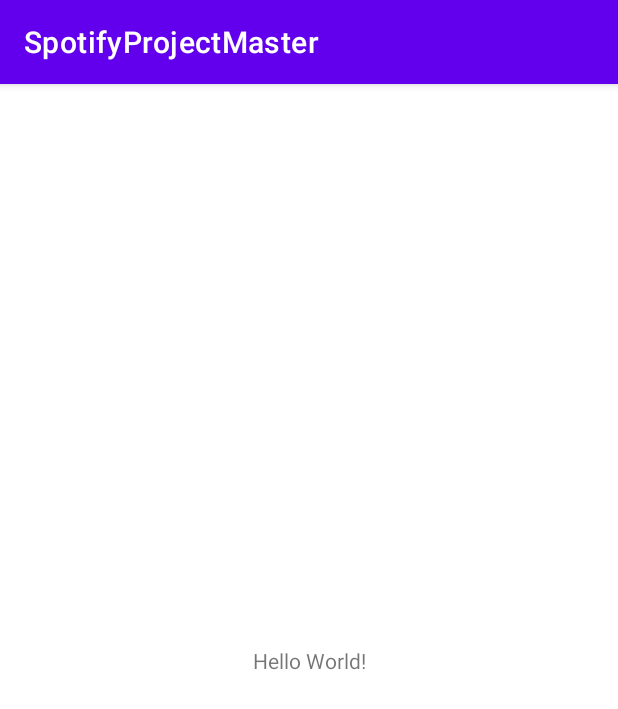
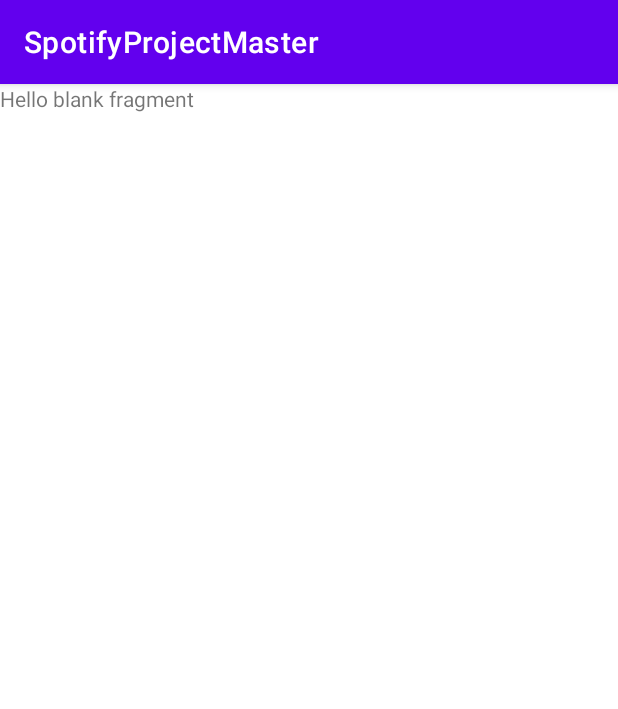
Before and after one commit to whinstondj/ProyectoFinalSpotify, an Android app: the screen it shows after launch (MainActivity), on a phone screen of 412 x 824 dp. Shown: the top 709 px of the screen. Run offline under Robolectric (Android 15) with nearby library versions, the phone set to English and light mode, and no system bars; our stand-ins replace data binding.

Commit message:
F001 Initial Project Files

```diff
--- a/app/build.gradle
+++ b/app/build.gradle
@@ -1,6 +1,7 @@
 plugins {
     id 'com.android.application'
     id 'kotlin-android'
+    id 'kotlin-kapt'
 }
 
 android {
@@ -30,6 +31,10 @@ android {
     kotlinOptions {
         jvmTarget = '1.8'
     }
+
+    buildFeatures {
+        dataBinding true
+    }
 }
 
 dependencies {
@@ -39,7 +44,14 @@ dependencies {
     implementation 'androidx.appcompat:appcompat:1.2.0'
     implementation 'com.google.android.material:material:1.3.0'
     implementation 'androidx.constraintlayout:constraintlayout:2.0.4'
+    implementation 'androidx.legacy:legacy-support-v4:1.0.0'
+    implementation 'androidx.navigation:navigation-fragment-ktx:2.3.3'
+    implementation 'androidx.navigation:navigation-ui-ktx:2.3.3'
     testImplementation 'junit:junit:4.+'
     androidTestImplementation 'androidx.test.ext:junit:1.1.2'
     androidTestImplementation 'androidx.test.espresso:espresso-core:3.3.0'
+
+    // Retrofit
+    implementation 'com.squareup.retrofit2:retrofit:2.9.0'
+    implementation 'com.squareup.retrofit2:converter-gson:2.9.0'
 }
--- a/app/src/main/AndroidManifest.xml
+++ b/app/src/main/AndroidManifest.xml
@@ -10,7 +10,7 @@
         android:roundIcon="@mipmap/ic_launcher_round"
         android:supportsRtl="true"
         android:theme="@style/Theme.SpotifyProjectMaster">
-        <activity android:name=".MainActivity">
+        <activity android:name=".presentation.MainActivity">
             <intent-filter>
                 <action android:name="android.intent.action.MAIN" />
 
--- a/app/src/main/java/com/example/spotifyprojectmaster/MainActivity.kt
+++ /dev/null
@@ -1,11 +0,0 @@
-package com.example.spotifyprojectmaster
-
-import androidx.appcompat.app.AppCompatActivity
-import android.os.Bundle
-
-class MainActivity : AppCompatActivity() {
-    override fun onCreate(savedInstanceState: Bundle?) {
-        super.onCreate(savedInstanceState)
-        setContentView(R.layout.activity_main)
-    }
-}
--- /dev/null
+++ b/app/src/main/java/com/example/spotifyprojectmaster/data/SpotifyRepository.kt
@@ -0,0 +1,4 @@
+package com.example.spotifyprojectmaster.data
+
+class SpotifyRepository {
+}
--- /dev/null
+++ b/app/src/main/java/com/example/spotifyprojectmaster/data/network/SpotifyNetwork.kt
@@ -0,0 +1,4 @@
+package com.example.spotifyprojectmaster.data.network
+
+class SpotifyNetwork {
+}
--- /dev/null
+++ b/app/src/main/java/com/example/spotifyprojectmaster/data/network/SpotifyService.kt
@@ -0,0 +1,4 @@
+package com.example.spotifyprojectmaster.data.network
+
+interface SpotifyService {
+}
--- /dev/null
+++ b/app/src/main/java/com/example/spotifyprojectmaster/presentation/MainActivity.kt
@@ -0,0 +1,19 @@
+package com.example.spotifyprojectmaster.presentation
+
+import androidx.appcompat.app.AppCompatActivity
+import android.os.Bundle
+import androidx.activity.viewModels
+import com.example.spotifyprojectmaster.R
+import com.example.spotifyprojectmaster.databinding.ActivityMainBinding
+
+class MainActivity : AppCompatActivity() {
+    lateinit var binding: ActivityMainBinding
+    val viewModel: MainViewModel by viewModels()
+
+    override fun onCreate(savedInstanceState: Bundle?) {
+        super.onCreate(savedInstanceState)
+        binding = ActivityMainBinding.inflate(layoutInflater)
+
+        setContentView(binding.root)
+    }
+}
--- /dev/null
+++ b/app/src/main/java/com/example/spotifyprojectmaster/presentation/MainViewModel.kt
@@ -0,0 +1,6 @@
+package com.example.spotifyprojectmaster.presentation
+
+import androidx.lifecycle.ViewModel
+
+class MainViewModel: ViewModel() {
+}
--- /dev/null
+++ b/app/src/main/java/com/example/spotifyprojectmaster/presentation/fragments/songlist/SongListFragment.kt
@@ -0,0 +1,23 @@
+package com.example.spotifyprojectmaster.presentation.fragments.songlist
+
+import android.os.Bundle
+import androidx.fragment.app.Fragment
+import android.view.LayoutInflater
+import android.view.View
+import android.view.ViewGroup
+import androidx.fragment.app.viewModels
+import com.example.spotifyprojectmaster.R
+import com.example.spotifyprojectmaster.databinding.FragmentSongListBinding
+
+
+class SongListFragment : Fragment() {
+
+    lateinit var binding: FragmentSongListBinding
+    val viewModel: SongListViewModel by viewModels()
+
+    override fun onCreateView(inflater: LayoutInflater, container: ViewGroup?, savedInstanceState: Bundle?): View? {
+        binding = FragmentSongListBinding.inflate(inflater, container, false)
+        return binding.root
+    }
+
+}
--- /dev/null
+++ b/app/src/main/java/com/example/spotifyprojectmaster/presentation/fragments/songlist/SongListViewModel.kt
@@ -0,0 +1,6 @@
+package com.example.spotifyprojectmaster.presentation.fragments.songlist
+
+import androidx.lifecycle.ViewModel
+
+class SongListViewModel: ViewModel() {
+}
--- a/app/src/main/res/layout/activity_main.xml
+++ b/app/src/main/res/layout/activity_main.xml
@@ -1,18 +1,23 @@
 <?xml version="1.0" encoding="utf-8"?>
+<layout>
 <androidx.constraintlayout.widget.ConstraintLayout xmlns:android="http://schemas.android.com/apk/res/android"
     xmlns:app="http://schemas.android.com/apk/res-auto"
     xmlns:tools="http://schemas.android.com/tools"
     android:layout_width="match_parent"
     android:layout_height="match_parent"
-    tools:context=".MainActivity">
+    tools:context=".presentation.MainActivity">
 
-    <TextView
-        android:layout_width="wrap_content"
-        android:layout_height="wrap_content"
-        android:text="Hello World!"
+    <androidx.fragment.app.FragmentContainerView
+        android:id="@+id/nav_host_fragment"
+        android:name="androidx.navigation.fragment.NavHostFragment"
+        android:layout_width="0dp"
+        android:layout_height="0dp"
+        app:defaultNavHost="true"
         app:layout_constraintBottom_toBottomOf="parent"
         app:layout_constraintLeft_toLeftOf="parent"
         app:layout_constraintRight_toRightOf="parent"
-        app:layout_constraintTop_toTopOf="parent" />
+        app:layout_constraintTop_toTopOf="parent"
+        app:navGraph="@navigation/nav_graph" />
 
 </androidx.constraintlayout.widget.ConstraintLayout>
+</layout>
--- /dev/null
+++ b/app/src/main/res/layout/fragment_song_list.xml
@@ -0,0 +1,17 @@
+<?xml version="1.0" encoding="utf-8"?>
+<layout xmlns:android="http://schemas.android.com/apk/res/android"
+    xmlns:tools="http://schemas.android.com/tools">
+
+<androidx.constraintlayout.widget.ConstraintLayout
+    android:layout_width="match_parent"
+    android:layout_height="match_parent"
+    tools:context=".presentation.fragments.songlist.SongListFragment">
+
+    <TextView
+        android:id="@+id/responseModel"
+        android:layout_width="match_parent"
+        android:layout_height="match_parent"
+        android:text="@string/hello_blank_fragment" />
+
+</androidx.constraintlayout.widget.ConstraintLayout>
+</layout>
--- /dev/null
+++ b/app/src/main/res/navigation/nav_graph.xml
@@ -0,0 +1,13 @@
+<?xml version="1.0" encoding="utf-8"?>
+<navigation xmlns:android="http://schemas.android.com/apk/res/android"
+    xmlns:app="http://schemas.android.com/apk/res-auto"
+    xmlns:tools="http://schemas.android.com/tools"
+    android:id="@+id/nav_graph"
+    app:startDestination="@id/songListFragment">
+
+    <fragment
+        android:id="@+id/songListFragment"
+        android:name="com.example.spotifyprojectmaster.presentation.fragments.songlist.SongListFragment"
+        android:label="fragment_song_list"
+        tools:layout="@layout/fragment_song_list" />
+</navigation>
--- a/app/src/main/res/values/strings.xml
+++ b/app/src/main/res/values/strings.xml
@@ -1,3 +1,5 @@
 <resources>
     <string name="app_name">SpotifyProjectMaster</string>
+    <!-- TODO: Remove or change this placeholder text -->
+    <string name="hello_blank_fragment">Hello blank fragment</string>
 </resources>
```
